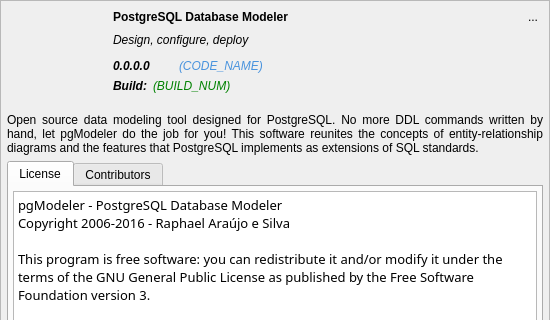
Above: libpgmodeler_ui/ui/aboutwidget.ui from pgmodeler/pgmodeler before the change; both pictures show x 0 to 550 and y 0 to 320 of the 550 by 556 pixel window. Below: the same form after it.
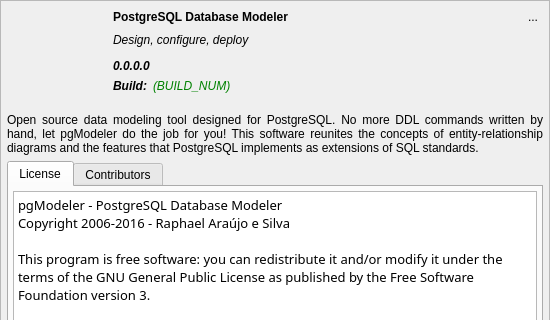
That is the form after the change. Icons and pictures are not drawn.

```diff
--- a/libpgmodeler_ui/ui/aboutwidget.ui
+++ b/libpgmodeler_ui/ui/aboutwidget.ui
@@ -313,7 +313,7 @@
         <item>
          <widget class="QLabel" name="pgmodeler_ver_lbl">
           <property name="sizePolicy">
-           <sizepolicy hsizetype="Fixed" vsizetype="Preferred">
+           <sizepolicy hsizetype="Expanding" vsizetype="Preferred">
             <horstretch>0</horstretch>
             <verstretch>0</verstretch>
            </sizepolicy>
@@ -342,66 +342,6 @@
           </property>
          </widget>
         </item>
-        <item>
-         <widget class="QLabel" name="code_name_lbl">
-          <property name="sizePolicy">
-           <sizepolicy hsizetype="Expanding" vsizetype="Preferred">
-            <horstretch>0</horstretch>
-            <verstretch>0</verstretch>
-           </sizepolicy>
-          </property>
-          <property name="palette">
-           <palette>
-            <active>
-             <colorrole role="WindowText">
-              <brush brushstyle="SolidPattern">
-               <color alpha="255">
-                <red>73</red>
-                <green>147</green>
-                <blue>221</blue>
-               </color>
-              </brush>
-             </colorrole>
-            </active>
-            <inactive>
-             <colorrole role="WindowText">
-              <brush brushstyle="SolidPattern">
-               <color alpha="255">
-                <red>73</red>
-                <green>147</green>
-                <blue>221</blue>
-               </color>
-              </brush>
-             </colorrole>
-            </inactive>
-            <disabled>
-             <colorrole role="WindowText">
-              <brush brushstyle="SolidPattern">
-               <color alpha="255">
-                <red>128</red>
-                <green>128</green>
-                <blue>128</blue>
-               </color>
-              </brush>
-             </colorrole>
-            </disabled>
-           </palette>
-          </property>
-          <property name="font">
-           <font>
-            <weight>50</weight>
-            <italic>true</italic>
-            <bold>false</bold>
-           </font>
-          </property>
-          <property name="text">
-           <string>(CODE_NAME)</string>
-          </property>
-          <property name="indent">
-           <number>-1</number>
-          </property>
-         </widget>
-        </item>
        </layout>
       </item>
       <item row="3" column="1" colspan="2">
```
